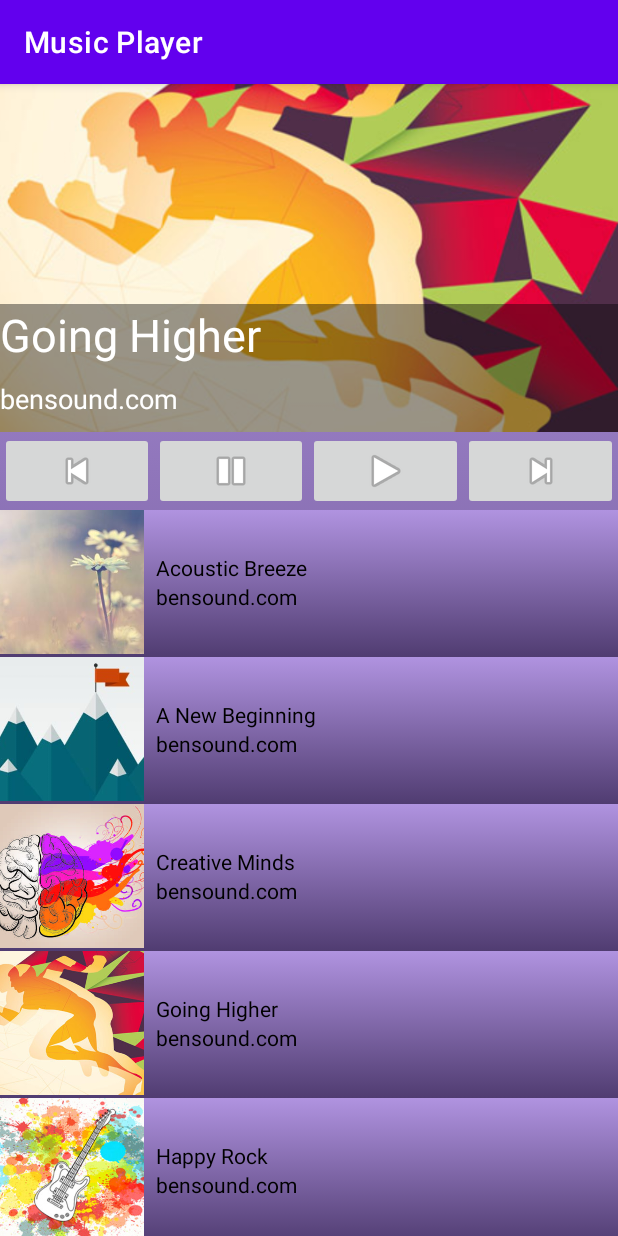
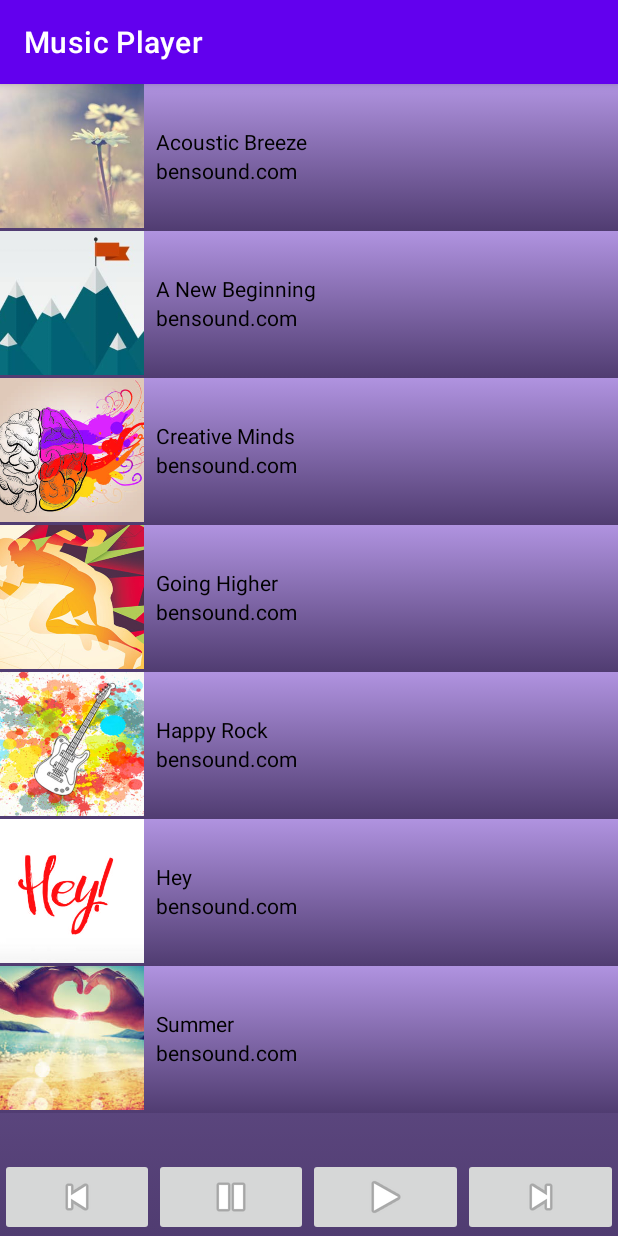
Before and after one commit to zack122/MusicPlayerApp, an Android app: the screen it shows after launch (MainActivity), on a phone screen of 412 x 824 dp. Run offline under Robolectric (Android 15) with nearby library versions, the phone set to English and light mode, and no system bars; Roboto replaces fonts that are not available here.

Commit message:
functioning Music player now

```diff
--- a/app/src/main/java/com/example/musicplayer/MainActivity.java
+++ b/app/src/main/java/com/example/musicplayer/MainActivity.java
@@ -4,7 +4,9 @@ import androidx.appcompat.app.AppCompatActivity;
 import androidx.recyclerview.widget.LinearLayoutManager;
 import androidx.recyclerview.widget.RecyclerView;
 
+import android.media.MediaPlayer;
 import android.os.Bundle;
+import android.view.View;
 import android.widget.ImageButton;
 import android.widget.ImageView;
 import android.widget.TextView;
@@ -12,6 +14,12 @@ import android.widget.TextView;
 import java.util.ArrayList;
 
 public class MainActivity extends AppCompatActivity {
+
+    //Tells main Activity that user has selected song at position
+    void onUserSelectedSongAtPosition(int position){
+        switchSong(currentSongIndex, position);
+    }
+
 
     @Override
     protected void onCreate(Bundle savedInstanceState) {
@@ -21,11 +29,14 @@ public class MainActivity extends AppCompatActivity {
         populateDataModel();
 
         connectXMLViews();
-
         setupRecyclerView();
         displayCurrentSong();
 
+        setupButtonHandlers();
+
     }
+
+
 
     void populateDataModel(){
         //initialize properties of playlist
@@ -110,7 +121,7 @@ public class MainActivity extends AppCompatActivity {
         recyclerView.setLayoutManager(layoutManager);
 
         // connect adapter to recyclerView
-        songAdapter = new SongAdapter(this, playlist.songs);
+        songAdapter = new SongAdapter(this, playlist.songs, this);
         recyclerView.setAdapter(songAdapter);
     }
 
@@ -121,10 +132,118 @@ public class MainActivity extends AppCompatActivity {
         artistNameTextView.setText(currentSong.artistName);
     }
 
+    void setupButtonHandlers() {
+
+        previousButton.setOnClickListener(new View.OnClickListener() {
+            @Override
+            public void onClick(View v) {
+                //this will be called when previous button is tapped
+                System.out.println("previous button tapped");
+                if(currentSongIndex - 1 >= 0) {
+                    switchSong(currentSongIndex, currentSongIndex - 1);
+                }
+            }
+        });
+
+
+        nextButton.setOnClickListener(new View.OnClickListener() {
+            @Override
+            public void onClick(View v) {
+                System.out.println("next button was tapped");
+                if (currentSongIndex + 1 < playlist.songs.size()) {
+                    switchSong(currentSongIndex, currentSongIndex + 1);
+
+                }
+            }
+        });
+
+
+        pauseButton.setOnClickListener(new View.OnClickListener() {
+            @Override
+            public void onClick(View v) {
+                System.out.println("pause button was tapped");
+                pauseCurrentSong();
+            }
+        });
+
+
+        playButton.setOnClickListener(new View.OnClickListener() {
+            @Override
+            public void onClick(View v) {
+                System.out.println("play button was tapped");
+                playCurrentSong();
+            }
+        });
+    }
+
+    void switchSong(int fromIndex, int toIndex){
+        //tell song adapter to refresh currently selected song
+        songAdapter.notifyItemChanged(currentSongIndex);
+
+        //update current song index
+        currentSongIndex = toIndex;
+        displayCurrentSong();
+        //Tell song adapter to refresh the newly selected song
+        songAdapter.notifyItemChanged(currentSongIndex);
+
+        //Scroll to make current song visible in recycler view
+        recyclerView.scrollToPosition(currentSongIndex);
+
+        //Check if a current song is playing
+        if (mediaPlayer!= null && mediaPlayer.isPlaying()){
+            //a song is playing, pause song
+            pauseCurrentSong();
+
+            //invalidate the media player
+            mediaPlayer = null;
+            //play the new current song
+            playCurrentSong();
+        }
+        else{
+            //a song is not currently playing, invalidate the media player
+
+            mediaPlayer = null;
+        }
+
+
+
+    }
+
+    void pauseCurrentSong() {
+
+        System.out.println("pausing song at index" + currentSongIndex);
+        // check if mediaPlayer already exist
+        if(mediaPlayer != null){
+            // media player exist go ahead and pause it
+            mediaPlayer.pause();
+        }
+    }
+
+    void playCurrentSong() {
+        System.out.println("playing song at index" + currentSongIndex);
+        //cHeck if media player already exist
+        if(mediaPlayer == null){
+            // mediaPlayer has not been created
+
+            //get the song object corresponding to the current song
+            Song currentSong = playlist.songs.get(currentSongIndex);
+
+            //create media player for the mp3 resource of the current song
+            mediaPlayer = MediaPlayer.create(MainActivity.this, currentSong.mp3Resource);
+
+        }
+
+        //play the song
+        mediaPlayer.start();
+
+    }
+
     //properties
     Playlist playlist = new Playlist();
     SongAdapter songAdapter;
-    Integer currentSongIndex = 3;
+    Integer currentSongIndex = 0;
+    //MediaPlayer to MP3
+    MediaPlayer mediaPlayer = null;
     //xml views
     RecyclerView recyclerView;
     ImageView imageView;
--- a/app/src/main/java/com/example/musicplayer/SongAdapter.java
+++ b/app/src/main/java/com/example/musicplayer/SongAdapter.java
@@ -12,9 +12,10 @@ import java.util.ArrayList;
 
 public class SongAdapter extends RecyclerView.Adapter<SongViewHolder> {
     //constructor
-    SongAdapter(@NonNull Context context, @NonNull ArrayList<Song> songs){
+    SongAdapter(@NonNull Context context, @NonNull ArrayList<Song> songs, @NonNull MainActivity mainActivity){
         this.context = context;
         this.songs = songs;
+        this.mainActivity = mainActivity;
 
     }
 
@@ -37,6 +38,25 @@ public class SongAdapter extends RecyclerView.Adapter<SongViewHolder> {
         holder.imageView.setImageResource(song.imageResource);
         holder.songNameTextView.setText(song.songName) ;
         holder.artistNameTextView.setText(song.artistName);
+
+        //Set the selected background to be visible/invisible
+        if(position == mainActivity.currentSongIndex) {
+            //current song index is at this position
+            holder.selectedBackgorundView.setVisibility(View.VISIBLE);
+        }
+        else{
+            //current song index is not at this position
+            holder.selectedBackgorundView.setVisibility(View.INVISIBLE);
+        }
+
+        //Add button tap handler for this song
+        holder.itemView.setOnClickListener(new View.OnClickListener() {
+            @Override
+            public void onClick(View v) {
+                System.out.println("User tapped on song at index" + position);
+                mainActivity.onUserSelectedSongAtPosition(position);
+            }
+        });
     }
 
     @Override
@@ -48,4 +68,5 @@ public class SongAdapter extends RecyclerView.Adapter<SongViewHolder> {
     //Properties
     Context context;
     ArrayList<Song> songs;
+    MainActivity mainActivity;
 }
--- a/app/src/main/java/com/example/musicplayer/SongViewHolder.java
+++ b/app/src/main/java/com/example/musicplayer/SongViewHolder.java
@@ -18,6 +18,7 @@ public class SongViewHolder extends RecyclerView.ViewHolder {
         imageView = itemView.findViewById(R.id.image_view);
         songNameTextView = itemView.findViewById(R.id.song_name_textview);
         artistNameTextView = itemView.findViewById(R.id.artsit_name_textview);
+        selectedBackgorundView = itemView.findViewById(R.id.selected_background_view);
     }
 
     //properties
@@ -25,5 +26,6 @@ public class SongViewHolder extends RecyclerView.ViewHolder {
     ImageView imageView;
     TextView songNameTextView;
     TextView artistNameTextView;
+    View selectedBackgorundView;
 
 }
--- a/app/src/main/res/layout/activity_main.xml
+++ b/app/src/main/res/layout/activity_main.xml
@@ -17,7 +17,7 @@
         app:layout_constraintLeft_toLeftOf="parent"
         app:layout_constraintRight_toRightOf="parent"
         app:layout_constraintTop_toTopOf="parent"
-        app:srcCompat="@drawable/acousticbreeze" />
+        />
 
 
     <FrameLayout
@@ -71,7 +71,7 @@
         android:layout_height="wrap_content"
         app:layout_constraintLeft_toLeftOf="parent"
         app:layout_constraintRight_toRightOf="parent"
-        app:layout_constraintTop_toBottomOf="@+id/cover_image">
+        app:layout_constraintBottom_toBottomOf="parent">
 
 
         <ImageButton
@@ -109,11 +109,10 @@
         android:id="@+id/song_list_view"
         android:layout_width="0dp"
         android:layout_height="0dp"
+        app:layout_constraintBottom_toTopOf="@id/Buttons"
+        app:layout_constraintEnd_toEndOf="parent"
         app:layout_constraintStart_toStartOf="parent"
-        app:layout_constraintEnd_toEndOf="parent"
-        app:layout_constraintBottom_toBottomOf="parent"
-        app:layout_constraintTop_toBottomOf="@id/Buttons"
-        />
+        app:layout_constraintTop_toTopOf="parent" />
 
     <!--
     <ImageView
@@ -129,5 +128,4 @@
         app:srcCompat="@drawable/controlpannel" />
     -->
 
-
 </androidx.constraintlayout.widget.ConstraintLayout>
--- a/app/src/main/res/layout/item_song.xml
+++ b/app/src/main/res/layout/item_song.xml
@@ -4,6 +4,16 @@
     android:layout_height="wrap_content"
     android:background="@drawable/gradient"
     xmlns:app="http://schemas.android.com/apk/res-auto">
+
+    <View
+        android:id="@+id/selected_background_view"
+        android:layout_width="0dp"
+        android:layout_height="0dp"
+        android:layout_marginBottom="2dp"
+        android:background="@color/background_selected_color"
+        app:layout_constraintBottom_toBottomOf="parent"
+        app:layout_constraintEnd_toEndOf="parent"
+        app:layout_constraintStart_toStartOf="parent" />
 
     <ImageView
         android:id="@+id/image_view"
@@ -47,6 +57,4 @@
     </LinearLayout>
 
 
-
-
 </androidx.constraintlayout.widget.ConstraintLayout>
--- a/app/src/main/res/values/colors.xml
+++ b/app/src/main/res/values/colors.xml
@@ -9,4 +9,5 @@
     <color name="white">#FFFFFFFF</color>
     <color name ="purple_light">#B093E0</color>
     <color name ="purple_dark">#503C71</color>
+    <color name="background_selected_color">#FFDCBA98</color>
 </resources>
```
